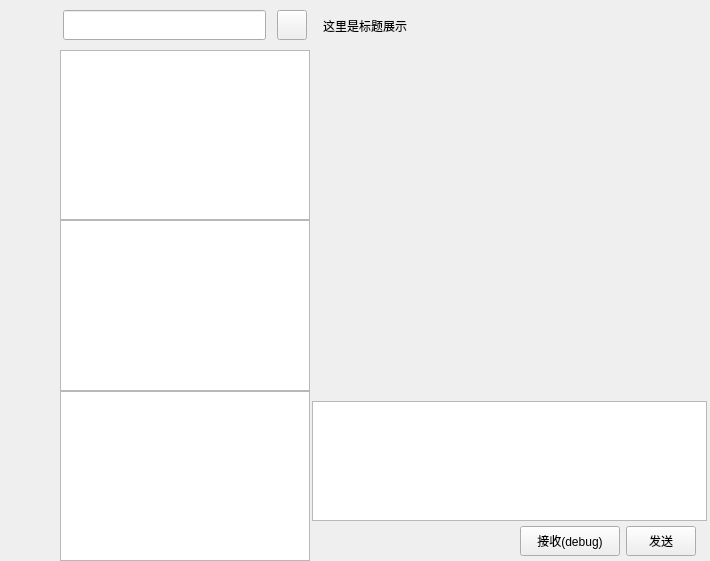
Norym-L/myChatClient, file src/ui/page/chat/chatpage.ui: the form before one commit.
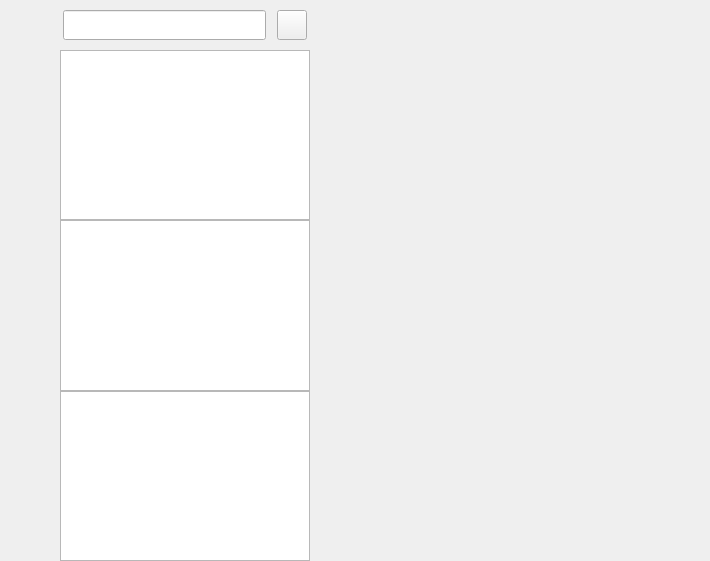
The form after the commit. Custom widgets are drawn as their Qt base class.

Commit message: 聊天页面右边栏拆分进stackedWidget实现多页面切换 样式拆分

What changed in the file:
```diff
--- a/src/ui/page/chat/chatpage.ui
+++ b/src/ui/page/chat/chatpage.ui
@@ -258,266 +258,14 @@
     </widget>
    </item>
    <item>
-    <widget class="QWidget" name="chat_data_widget" native="true">
-     <layout class="QVBoxLayout" name="verticalLayout_4">
-      <property name="spacing">
-       <number>0</number>
-      </property>
-      <property name="leftMargin">
-       <number>2</number>
-      </property>
-      <property name="topMargin">
-       <number>0</number>
-      </property>
-      <property name="rightMargin">
-       <number>3</number>
-      </property>
-      <property name="bottomMargin">
-       <number>0</number>
-      </property>
-      <item>
-       <widget class="QWidget" name="title_widget" native="true">
-        <property name="minimumSize">
-         <size>
-          <width>0</width>
-          <height>50</height>
-         </size>
-        </property>
-        <property name="maximumSize">
-         <size>
-          <width>16777215</width>
-          <height>50</height>
-         </size>
-        </property>
-        <layout class="QVBoxLayout" name="verticalLayout_5">
-         <property name="spacing">
-          <number>0</number>
-         </property>
-         <property name="leftMargin">
-          <number>0</number>
-         </property>
-         <property name="topMargin">
-          <number>0</number>
-         </property>
-         <property name="rightMargin">
-          <number>0</number>
-         </property>
-         <property name="bottomMargin">
-          <number>0</number>
-         </property>
-         <item>
-          <widget class="QWidget" name="widget_2" native="true">
-           <property name="sizePolicy">
-            <sizepolicy hsizetype="Preferred" vsizetype="Preferred">
-             <horstretch>0</horstretch>
-             <verstretch>0</verstretch>
-            </sizepolicy>
-           </property>
-           <layout class="QHBoxLayout" name="horizontalLayout_3">
-            <item>
-             <widget class="QLabel" name="title_label">
-              <property name="minimumSize">
-               <size>
-                <width>0</width>
-                <height>30</height>
-               </size>
-              </property>
-              <property name="maximumSize">
-               <size>
-                <width>16777215</width>
-                <height>30</height>
-               </size>
-              </property>
-              <property name="text">
-               <string>这里是标题展示</string>
-              </property>
-             </widget>
-            </item>
-           </layout>
-          </widget>
-         </item>
-        </layout>
-       </widget>
-      </item>
-      <item>
-       <widget class="QWidget" name="chat_data_list" native="true"/>
-      </item>
-      <item>
-       <widget class="QWidget" name="tool_widget" native="true">
-        <property name="minimumSize">
-         <size>
-          <width>0</width>
-          <height>35</height>
-         </size>
-        </property>
-        <property name="maximumSize">
-         <size>
-          <width>16777215</width>
-          <height>25</height>
-         </size>
-        </property>
-        <layout class="QHBoxLayout" name="horizontalLayout_4">
-         <property name="spacing">
-          <number>10</number>
-         </property>
-         <property name="leftMargin">
-          <number>7</number>
-         </property>
-         <property name="topMargin">
-          <number>2</number>
-         </property>
-         <property name="rightMargin">
-          <number>2</number>
-         </property>
-         <property name="bottomMargin">
-          <number>2</number>
-         </property>
-         <item>
-          <widget class="QLabel" name="emoji_label">
-           <property name="minimumSize">
-            <size>
-             <width>30</width>
-             <height>30</height>
-            </size>
-           </property>
-           <property name="maximumSize">
-            <size>
-             <width>30</width>
-             <height>30</height>
-            </size>
-           </property>
-           <property name="text">
-            <string/>
-           </property>
-          </widget>
-         </item>
-         <item>
-          <widget class="QLabel" name="file_label">
-           <property name="minimumSize">
-            <size>
-             <width>30</width>
-             <height>30</height>
-            </size>
-           </property>
-           <property name="maximumSize">
-            <size>
-             <width>30</width>
-             <height>30</height>
-            </size>
-           </property>
-           <property name="text">
-            <string/>
-           </property>
-          </widget>
-         </item>
-         <item>
-          <spacer name="horizontalSpacer_2">
-           <property name="orientation">
-            <enum>Qt::Orientation::Horizontal</enum>
-           </property>
-           <property name="sizeHint" stdset="0">
-            <size>
-             <width>40</width>
-             <height>20</height>
-            </size>
-           </property>
-          </spacer>
-         </item>
-        </layout>
-       </widget>
-      </item>
-      <item>
-       <widget class="QTextEdit" name="chat_edit">
-        <property name="minimumSize">
-         <size>
-          <width>0</width>
-          <height>120</height>
-         </size>
-        </property>
-        <property name="maximumSize">
-         <size>
-          <width>16777215</width>
-          <height>120</height>
-         </size>
-        </property>
-       </widget>
-      </item>
-      <item>
-       <widget class="QWidget" name="button_widget" native="true">
-        <property name="minimumSize">
-         <size>
-          <width>0</width>
-          <height>40</height>
-         </size>
-        </property>
-        <property name="maximumSize">
-         <size>
-          <width>16777215</width>
-          <height>40</height>
-         </size>
-        </property>
-        <layout class="QHBoxLayout" name="horizontalLayout_5">
-         <property name="topMargin">
-          <number>0</number>
-         </property>
-         <property name="bottomMargin">
-          <number>0</number>
-         </property>
-         <item>
-          <spacer name="horizontalSpacer_3">
-           <property name="orientation">
-            <enum>Qt::Orientation::Horizontal</enum>
-           </property>
-           <property name="sizeHint" stdset="0">
-            <size>
-             <width>40</width>
-             <height>20</height>
-            </size>
-           </property>
-          </spacer>
-         </item>
-         <item>
-          <widget class="QPushButton" name="receive_button">
-           <property name="minimumSize">
-            <size>
-             <width>100</width>
-             <height>30</height>
-            </size>
-           </property>
-           <property name="maximumSize">
-            <size>
-             <width>100</width>
-             <height>30</height>
-            </size>
-           </property>
-           <property name="text">
-            <string>接收(debug)</string>
-           </property>
-          </widget>
-         </item>
-         <item>
-          <widget class="QPushButton" name="send_button">
-           <property name="minimumSize">
-            <size>
-             <width>70</width>
-             <height>30</height>
-            </size>
-           </property>
-           <property name="maximumSize">
-            <size>
-             <width>70</width>
-             <height>30</height>
-            </size>
-           </property>
-           <property name="text">
-            <string>发送</string>
-           </property>
-          </widget>
-         </item>
-        </layout>
-       </widget>
-      </item>
-     </layout>
+    <widget class="QStackedWidget" name="stackedWidget">
+     <property name="currentIndex">
+      <number>0</number>
+     </property>
+     <widget class="InterChatPage" name="chat_page">
+      <layout class="QVBoxLayout" name="verticalLayout_6"/>
+     </widget>
+     <widget class="QWidget" name="friend_info_page"/>
     </widget>
    </item>
   </layout>
@@ -539,6 +287,12 @@
    <extends>QListWidget</extends>
    <header location="global">ui/components/ChatUserList.h</header>
   </customwidget>
+  <customwidget>
+   <class>InterChatPage</class>
+   <extends>QWidget</extends>
+   <header>ui/page/chat/chatPage/interchatpage.h</header>
+   <container>1</container>
+  </customwidget>
  </customwidgets>
  <resources/>
  <connections/>
```
The commit also changes 9 other files.
